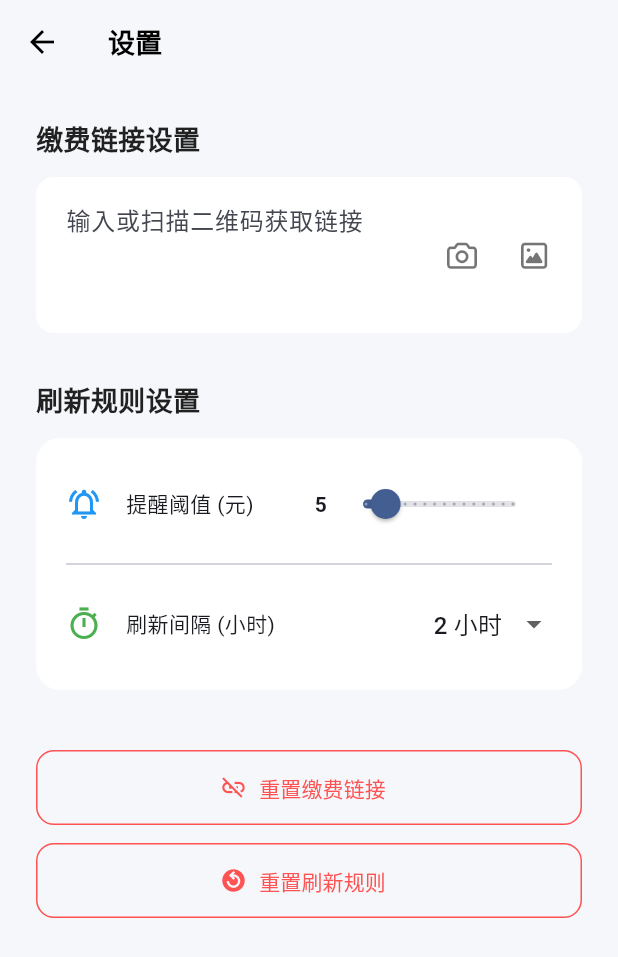
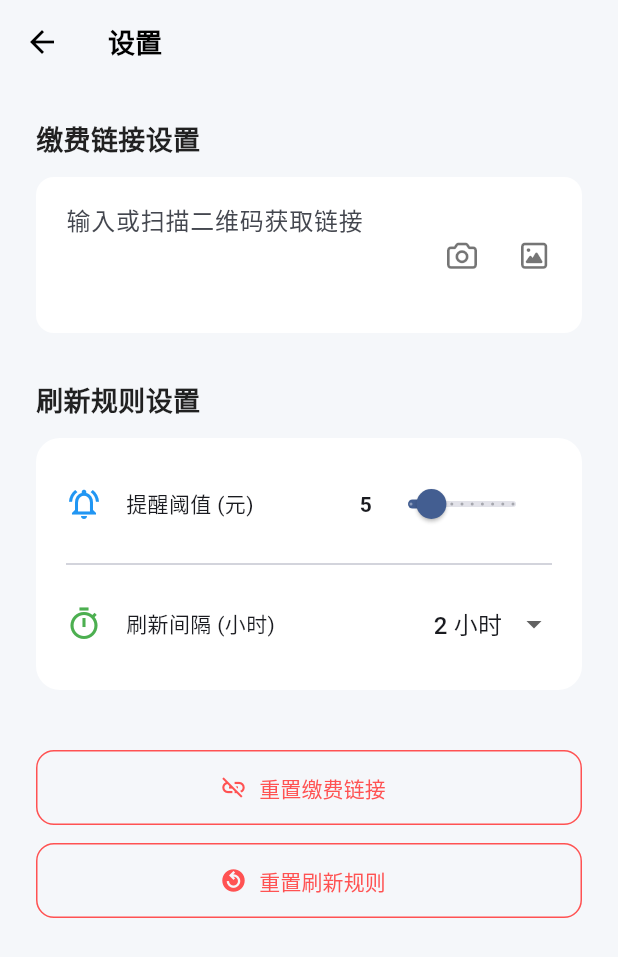
Before and after one commit to fanfanffy163/auto_electricity_bill_query, a Flutter app: the screen it shows after launch, after a tap on the "settings" icon, on a phone screen of 412 x 824 dp. Shown: the top 957 px of the screen. Run offline on Flutter 3.47's test engine with Material 3 defaults, Android fonts, the phone set to English and light mode, and no system bars; our stand-ins replace flutter_local_notifications, flutter_svg, font_awesome_flutter, image_picker, permission_handler, shared_preferences; missing offline and left inert: background_fetch, mobile_scanner; network calls fail; Roboto replaces fonts that are missing (PingFang SC).

```diff
--- a/lib/home_screen.dart
+++ b/lib/home_screen.dart
@@ -15,31 +15,6 @@ class HomeScreen extends StatefulWidget {
 }
 
 class _HomeScreenState extends State<HomeScreen> {
-
-  void _refreshFee() async{
-    final url = FeeProvider.feeUrl;
-    if (url.isEmpty) {
-      Utils.showMessage(context, '缴费链接为空');
-      return;
-    }
-    final feeProvider = context.read<FeeProvider>();
-    await feeProvider.refreshFee(url: url);
-    if (!mounted) {
-      // 如果 Widget 已经不在树中，直接返回，不做任何操作
-      return;
-    }
-    Utils.showMessage(context, '电费已刷新！金额: ${feeProvider.currentFee} 元，采集时间: ${DateFormat('yyyy-MM-dd HH:mm').format(feeProvider.lastUpdated)}');
-  }
-
-  @override
-  void initState() {
-    super.initState();
-    // 页面渲染后再刷新，避免 context 问题
-    WidgetsBinding.instance.addPostFrameCallback((_) {
-      _refreshFee();
-    });
-  }
-
   @override
   Widget build(BuildContext context) {
     return Scaffold(
@@ -68,8 +43,109 @@ class _HomeScreenState extends State<HomeScreen> {
   }
 
   Widget _buildFeeDisplayCard() {
-    final feeProvider = context.watch<FeeProvider>();
+    return Consumer<FeeProvider>(
+      builder: (context, feeProvider, child) {
+        return FeeDisplayer(feeProvider: feeProvider,);
+      },
+    );
+  }
 
+
+  Widget _buildPaymentButtons() {
+    return Row(
+      children: [
+        Expanded(
+          child: ElevatedButton.icon(
+            icon: SvgPicture.asset('assets/icons/wechat_pay.svg', height: 24),
+            label: const Text('微信缴费', style: TextStyle(fontSize: 16)),
+            onPressed: () async {
+              await FeeProvider.chargeFee(url: FeeProvider.feeUrl, type: PayType.wechatpay, amount: 1);
+            },
+            style: _paymentButtonStyle(const Color(0xFF07C160)),
+          ),
+        ),
+        const SizedBox(width: 16),
+        Expanded(
+          child: ElevatedButton.icon(
+            icon: SvgPicture.asset('assets/icons/alipay.svg', height: 24),
+            label: const Text('支付宝缴费', style: TextStyle(fontSize: 16)),
+            onPressed: () async{
+              final newAmount = await showDialog<double>(
+                context: context,
+                builder: (BuildContext context) {
+                  // 使用通用的 AmountInputDialog
+                  return AmountInputDialog(
+                    title: '请输入需要充值的电费', // 传入自定义标题
+                    initialAmount: 0,
+                  );
+                },
+              );
+
+              if(newAmount == null || newAmount <= 0){
+                return;
+              }
+              await FeeProvider.chargeFee(url: FeeProvider.feeUrl, type: PayType.alipay, amount: newAmount);
+            },
+            style: _paymentButtonStyle(const Color(0xFF00A1FF)),
+          ),
+        ),
+      ],
+    );
+  }
+
+  ButtonStyle _paymentButtonStyle(Color backgroundColor) {
+    return ElevatedButton.styleFrom(
+      backgroundColor: backgroundColor,
+      foregroundColor: Colors.white,
+      padding: const EdgeInsets.symmetric(vertical: 16),
+      shape: RoundedRectangleBorder(
+        borderRadius: BorderRadius.circular(12),
+      ),
+      elevation: 2,
+    );
+  }
+}
+
+class FeeDisplayer extends StatefulWidget {
+  const FeeDisplayer({
+    super.key,
+    required this.feeProvider,
+  });
+
+  final FeeProvider feeProvider;
+
+  @override
+  State<FeeDisplayer> createState() => _FeeDisplayerState();
+}
+
+class _FeeDisplayerState extends State<FeeDisplayer> {
+  @override
+  void initState() {
+    super.initState();
+    // 页面渲染后再刷新，避免 context 问题
+    WidgetsBinding.instance.addPostFrameCallback((_) {
+      _refreshFee();
+    });
+  }
+
+  void _refreshFee() async{
+    final url = FeeProvider.feeUrl;
+    if (url.isEmpty) {
+      Utils.showMessage(context, '缴费链接为空');
+      return;
+    }
+    final feeProvider = context.read<FeeProvider>();
+    await feeProvider.refreshFee(url: url);
+    if (!mounted) {
+      // 如果 Widget 已经不在树中，直接返回，不做任何操作
+      return;
+    }
+    Utils.showMessage(context, '电费已刷新！金额: ${feeProvider.currentFee} 元，采集时间: ${DateFormat('yyyy-MM-dd HH:mm').format(feeProvider.lastUpdated)}');
+  }
+
+  @override
+  Widget build(BuildContext context) {
+    final feeProvider = widget.feeProvider;
     return Container(
       padding: const EdgeInsets.all(32.0),
       decoration: BoxDecoration(
@@ -102,12 +178,15 @@ class _HomeScreenState extends State<HomeScreen> {
             ],
           ),
           const SizedBox(height: 16),
-          Text(
-            '¥ ${feeProvider.currentFee.toStringAsFixed(2)}',
-            style: const TextStyle(
-              fontSize: 64,
-              fontWeight: FontWeight.bold,
-              color: Colors.black,
+          FittedBox(
+            fit: BoxFit.scaleDown, // 缩放模式，通常用 scaleDown
+            child: Text(
+              '¥ ${feeProvider.currentFee.toStringAsFixed(2)}',
+              style: const TextStyle(
+                fontSize: 64,
+                fontWeight: FontWeight.bold,
+                color: Colors.black,
+              ),
             ),
           ),
           const SizedBox(height: 24),
@@ -126,60 +205,4 @@ class _HomeScreenState extends State<HomeScreen> {
       ),
     );
   }
-
-  Widget _buildPaymentButtons() {
-    final feeProvider = context.watch<FeeProvider>();
-
-    return Row(
-      children: [
-        Expanded(
-          child: ElevatedButton.icon(
-            icon: SvgPicture.asset('assets/icons/wechat_pay.svg', height: 24),
-            label: const Text('微信缴费', style: TextStyle(fontSize: 16)),
-            onPressed: () async {
-              await feeProvider.chargeFee(url: FeeProvider.feeUrl, type: PayType.wechatpay, amount: 1);
-            },
-            style: _paymentButtonStyle(const Color(0xFF07C160)),
-          ),
-        ),
-        const SizedBox(width: 16),
-        Expanded(
-          child: ElevatedButton.icon(
-            icon: SvgPicture.asset('assets/icons/alipay.svg', height: 24),
-            label: const Text('支付宝缴费', style: TextStyle(fontSize: 16)),
-            onPressed: () async{
-              final newAmount = await showDialog<double>(
-                context: context,
-                builder: (BuildContext context) {
-                  // 使用通用的 AmountInputDialog
-                  return AmountInputDialog(
-                    title: '请输入需要充值的电费', // 传入自定义标题
-                    initialAmount: 0,
-                  );
-                },
-              );
-
-              if(newAmount == null || newAmount <= 0){
-                return;
-              }
-              await feeProvider.chargeFee(url: FeeProvider.feeUrl, type: PayType.alipay, amount: newAmount);
-            },
-            style: _paymentButtonStyle(const Color(0xFF00A1FF)),
-          ),
-        ),
-      ],
-    );
-  }
-
-  ButtonStyle _paymentButtonStyle(Color backgroundColor) {
-    return ElevatedButton.styleFrom(
-      backgroundColor: backgroundColor,
-      foregroundColor: Colors.white,
-      padding: const EdgeInsets.symmetric(vertical: 16),
-      shape: RoundedRectangleBorder(
-        borderRadius: BorderRadius.circular(12),
-      ),
-      elevation: 2,
-    );
-  }
 }
--- a/lib/main.dart
+++ b/lib/main.dart
@@ -21,16 +21,18 @@ void main() async{
     FlutterError.presentError(details);
   };
 
-  WidgetsFlutterBinding.ensureInitialized();
-  NotificationService().init(); // 推荐这里手动调用
-  BackgroundFetch.registerHeadlessTask(backgroundFetchHeadlessTask);
+  runZonedGuarded<Future<void>>(() async {
+    WidgetsFlutterBinding.ensureInitialized();
+    NotificationService().init(); // 推荐这里手动调用
+    BackgroundFetch.registerHeadlessTask(backgroundFetchHeadlessTask);
+    await CacheUtil.init(); // 在这里进行初始化
 
-  await CacheUtil.init(); // 在这里进行初始化
-  runZonedGuarded(() {
-    runApp(ChangeNotifierProvider(
-      create: (_) => FeeProvider(),
-      child: MyApp(),
-    ),);
+    runApp(
+      ChangeNotifierProvider(
+        create: (_) => FeeProvider(),
+        child: MyApp(),
+      ),
+    );
   }, (error, stack) {
     _handleError(error, stack);
   });
@@ -87,6 +89,7 @@ class _MyAppState extends State<MyApp> {
   @override
   Widget build(BuildContext context) {
     return MaterialApp(
+      navigatorKey: navigatorKey, // 🌟 关键改动在这里
       title: '电费监控',
       theme: ThemeData(
         primarySwatch: Colors.blue,
--- a/lib/provider/fee_provider.dart
+++ b/lib/provider/fee_provider.dart
@@ -54,7 +54,7 @@ class FeeProvider with ChangeNotifier {
     }
   }
 
-  Future<bool> chargeFee({required String url, required PayType type, required double amount}) async {
+  static Future<bool> chargeFee({required String url, required PayType type, required double amount}) async {
     try {
       bool success = await graber.chargeEb(url, type, amount);
       if (!success) {
--- a/lib/service/notification_service.dart
+++ b/lib/service/notification_service.dart
@@ -1,7 +1,6 @@
 // lib/services/notification_service.dart
 
 import 'package:flutter/foundation.dart';
-import 'package:flutter/material.dart';
 import 'package:flutter_local_notifications/flutter_local_notifications.dart';
 import 'package:permission_handler/permission_handler.dart';
 
@@ -18,7 +17,7 @@ class NotificationService {
     if (_isInit) return; // 如果已经初始化，则直接返回
 
     // Android 13+ 主动申请通知权限
-    if (!isHeadless && defaultTargetPlatform == TargetPlatform.android && WidgetsBinding.instance != null) {
+    if (!isHeadless && defaultTargetPlatform == TargetPlatform.android) {
       final status = await Permission.notification.request();
       debugPrint('通知权限状态: $status');
     }
--- a/lib/settings_screen.dart
+++ b/lib/settings_screen.dart
@@ -64,88 +64,8 @@ class _SettingsScreenState extends State<SettingsScreen> {
     );
   }
 
-  Future<void> _refreshFeeWhileGet(Object? text) async{
-    if(!mounted) return;
-    if(text == null){
-      Utils.showMessage(context, '读取二维码失败，请检查扫描图片');
-      return;
-    }
-    _linkController.text = text as String;
-    final feeProvider = context.read<FeeProvider>();
-    final res = await feeProvider.refreshFee(url: _linkController.text);
-    if(!mounted) return;
-    if(res){
-      Utils.showMessage(context, '电费已刷新！金额: ${feeProvider.currentFee} 元，采集时间: ${DateFormat('yyyy-MM-dd HH:mm').format(feeProvider.lastUpdated)}');
-      CacheUtil.setString(FeeProvider.linkCacheKey, _linkController.text);
-    }
-    setState(() {
-      _linkController.text = _linkController.text;
-    });
-  }
-
-  List<Widget> getIcons(){
-    List<IconButton> tmpList = [];
-    if(_linkController.text != ''){
-      tmpList.add(IconButton(
-              icon: const Icon(Icons.clear),
-              onPressed: () {
-                setState(() {
-                  _linkController.clear(); // 清空输入框
-                  CacheUtil.setString(FeeProvider.linkCacheKey, _linkController.text);
-                });
-              }
-            ));
-    }
-    tmpList.add(IconButton(
-              icon: const Icon(FontAwesomeIcons.camera, color: Colors.black54, size: 20),
-              onPressed: () async {
-                final Object? text = await Navigator.pushNamed(context, '/scanQrCode');
-                await _refreshFeeWhileGet(text);
-              },
-            ));
-    tmpList.add(IconButton(
-              icon: const Icon(FontAwesomeIcons.image, color: Colors.black54, size: 20),
-              onPressed: () async {
-                final String? text = await QrCodeScannerUtil.scanQrCodeFromGallery();
-                await _refreshFeeWhileGet(text);
-              },
-            ));
-    return tmpList;
-  }
-
   Widget _buildLinkInput() {
-    return TextField(
-      controller: _linkController,
-      maxLines: 3,
-      keyboardType: TextInputType.url, // Set keyboard type to url
-      textInputAction: TextInputAction.done, // Change action to 'Done'
-      decoration: InputDecoration(
-        hintText: '输入或扫描二维码获取链接',
-        filled: true,
-        fillColor: Colors.white,
-        border: OutlineInputBorder(
-          borderRadius: BorderRadius.circular(12.0),
-          borderSide: BorderSide.none,
-        ),
-        contentPadding: const EdgeInsets.symmetric(horizontal: 16, vertical: 16),
-        suffixIcon: Row(
-          mainAxisSize: MainAxisSize.min,
-          children: [
-            ...getIcons(),
-            const SizedBox(width: 8),
-          ],
-        ),
-      ),
-      onChanged: (str){
-        setState(() {
-          CacheUtil.setString(FeeProvider.linkCacheKey, _linkController.text);
-        });
-      },
-      // onSubmitted: (value) {
-      //   // Unfocus the keyboard when the user submits
-      //   FocusScope.of(context).unfocus();
-      // },
-    );
+    return FeeLink(linkController: _linkController);
   }
 
   Widget _buildRuleSettingsCard() {
@@ -173,12 +93,12 @@ class _SettingsScreenState extends State<SettingsScreen> {
         const Expanded(child: Text('提醒阈值 (元)')),
         Text('${_notificationThreshold.toInt()}', style: const TextStyle(fontWeight: FontWeight.bold)),
         SizedBox(
-          width: 150,
+          width: 120,
           child: Slider(
             value: _notificationThreshold,
-            min: 1,
+            min: 0,
             max: 30,
-            divisions: 15,
+            divisions: 10,
             label: _notificationThreshold.round().toString(),
             onChanged: (double value) {
               setState(() {
@@ -261,3 +181,103 @@ class _SettingsScreenState extends State<SettingsScreen> {
     );
   }
 }
+
+class FeeLink extends StatefulWidget {
+  const FeeLink({
+    super.key,
+    required TextEditingController linkController,
+  }) : _linkController = linkController;
+
+  final TextEditingController _linkController;
+
+  @override
+  State<FeeLink> createState() => _FeeLinkState();
+}
+
+class _FeeLinkState extends State<FeeLink> {
+
+  Future<void> _refreshFeeWhileGet(Object? text) async{
+    if(!mounted) return;
+    if(text == null){
+      Utils.showMessage(context, '读取二维码失败，请检查扫描图片');
+      return;
+    }
+    widget._linkController.text = text as String;
+    final feeProvider = context.read<FeeProvider>();
+    final res = await feeProvider.refreshFee(url: widget._linkController.text);
+    if(!mounted) return;
+    if(res){
+      Utils.showMessage(context, '电费已刷新！金额: ${feeProvider.currentFee} 元，采集时间: ${DateFormat('yyyy-MM-dd HH:mm').format(feeProvider.lastUpdated)}');
+      CacheUtil.setString(FeeProvider.linkCacheKey, widget._linkController.text);
+    }
+    setState(() {
+      widget._linkController.text = widget._linkController.text;
+    });
+  }
+
+  List<Widget> getIcons(){
+    List<IconButton> tmpList = [];
+    if(widget._linkController.text != ''){
+      tmpList.add(IconButton(
+              icon: const Icon(Icons.clear),
+              onPressed: () {
+                setState(() {
+                  widget._linkController.clear(); // 清空输入框
+                  CacheUtil.setString(FeeProvider.linkCacheKey, widget._linkController.text);
+                });
+              }
+            ));
+    }
+    tmpList.add(IconButton(
+              icon: const Icon(FontAwesomeIcons.camera, color: Colors.black54, size: 20),
+              onPressed: () async {
+                final Object? text = await Navigator.pushNamed(context, '/scanQrCode');
+                await _refreshFeeWhileGet(text);
+              },
+            ));
+    tmpList.add(IconButton(
+              icon: const Icon(FontAwesomeIcons.image, color: Colors.black54, size: 20),
+              onPressed: () async {
+                final String? text = await QrCodeScannerUtil.scanQrCodeFromGallery();
+                await _refreshFeeWhileGet(text);
+              },
+            ));
+    return tmpList;
+  }
+
+  @override
+  Widget build(BuildContext context) {
+    return TextField(
+      controller: widget._linkController,
+      maxLines: 3,
+      keyboardType: TextInputType.url, // Set keyboard type to url
+      textInputAction: TextInputAction.done, // Change action to 'Done'
+      decoration: InputDecoration(
+        hintText: '输入或扫描二维码获取链接',
+        filled: true,
+        fillColor: Colors.white,
+        border: OutlineInputBorder(
+          borderRadius: BorderRadius.circular(12.0),
+          borderSide: BorderSide.none,
+        ),
+        contentPadding: const EdgeInsets.symmetric(horizontal: 16, vertical: 16),
+        suffixIcon: Row(
+          mainAxisSize: MainAxisSize.min,
+          children: [
+            ...getIcons(),
+            const SizedBox(width: 8),
+          ],
+        ),
+      ),
+      onChanged: (str){
+        setState(() {
+          CacheUtil.setString(FeeProvider.linkCacheKey, widget._linkController.text);
+        });
+      },
+      // onSubmitted: (value) {
+      //   // Unfocus the keyboard when the user submits
+      //   FocusScope.of(context).unfocus();
+      // },
+    );
+  }
+}
--- a/pubspec.yaml
+++ b/pubspec.yaml
@@ -76,6 +76,8 @@ flutter:
   # assets:
   #   - images/a_dot_burr.jpeg
   #   - images/a_dot_ham.jpeg
+  assets:
+    - assets/icons/
 
   # An image asset can refer to one or more resolution-specific "variants", see
   # https://flutter.dev/to/resolution-aware-images
```
Also changed, not shown: lib/dialog/amount_input.dart (+47 -11 lines), assets/icons/alipay.svg (added), assets/icons/wechat_pay.svg (added).
